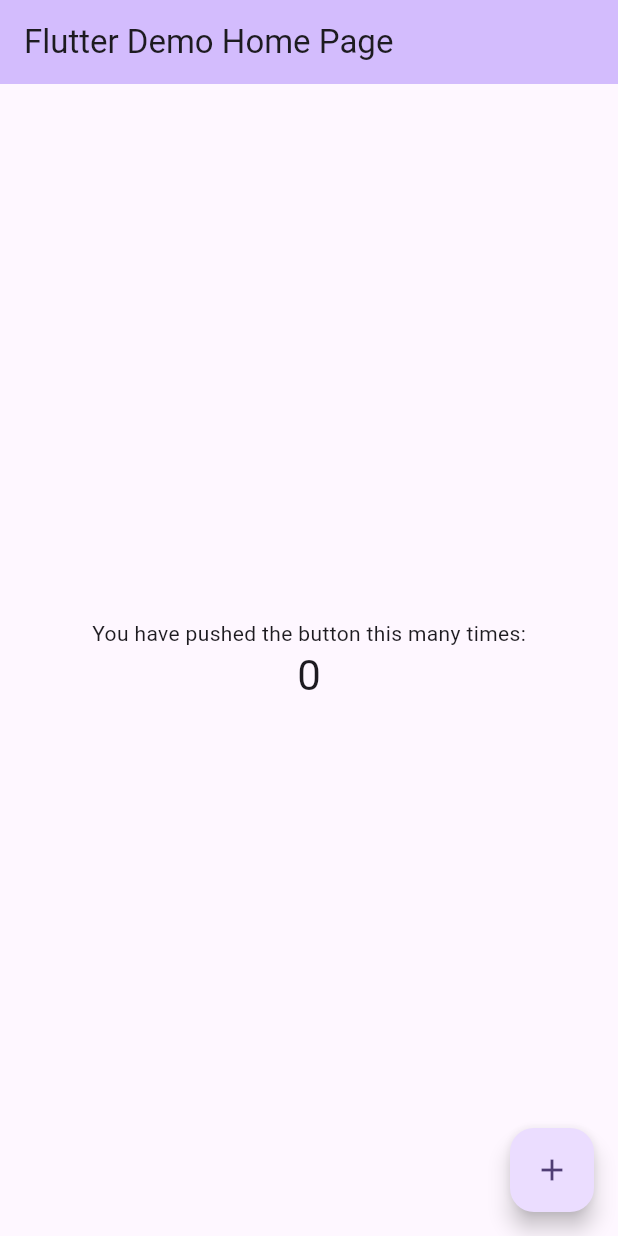
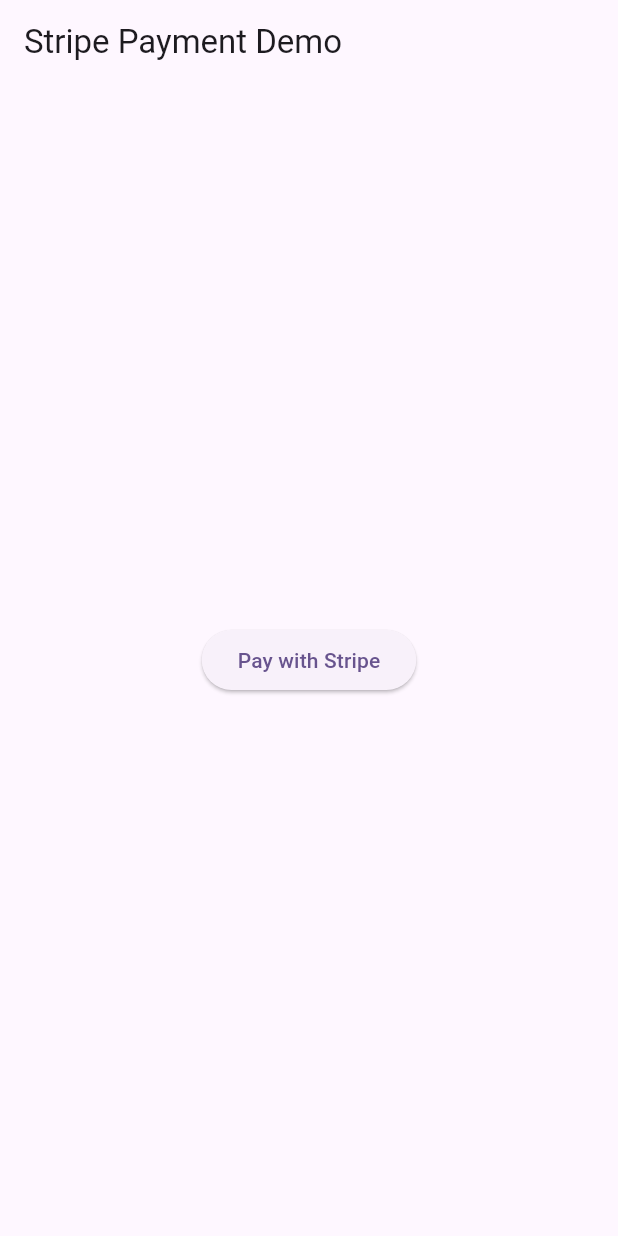
Before and after one commit to NimeshPiyumantha/Flutter_Stripe, a Flutter app: the screen it shows after launch, on a phone screen of 412 x 824 dp. Run offline on Flutter 3.47's test engine with Material 3 defaults, Android fonts, the phone set to English and light mode, and no system bars; our stand-ins replace dio, flutter_dotenv; missing offline and left inert: flutter_stripe.

Commit message:
Add Strips configuration and makePayment()

```diff
--- a/lib/main.dart
+++ b/lib/main.dart
@@ -1,6 +1,9 @@
 import 'package:flutter/material.dart';
+import 'package:flutter_dotenv/flutter_dotenv.dart';
+import 'package:flutter_stripe/flutter_stripe.dart';
+import 'package:test_app/services/stripe_service.dart';
 
-void main() {
+Future<void> main() async {
   runApp(const MyApp());
 }
 
@@ -13,113 +16,42 @@ class MyApp extends StatelessWidget {
     return MaterialApp(
       title: 'Flutter Demo',
       theme: ThemeData(
-        // This is the theme of your application.
-        //
-        // TRY THIS: Try running your application with "flutter run". You'll see
-        // the application has a purple toolbar. Then, without quitting the app,
-        // try changing the seedColor in the colorScheme below to Colors.green
-        // and then invoke "hot reload" (save your changes or press the "hot
-        // reload" button in a Flutter-supported IDE, or press "r" if you used
-        // the command line to start the app).
-        //
-        // Notice that the counter didn't reset back to zero; the application
-        // state is not lost during the reload. To reset the state, use hot
-        // restart instead.
-        //
-        // This works for code too, not just values: Most code changes can be
-        // tested with just a hot reload.
         colorScheme: ColorScheme.fromSeed(seedColor: Colors.deepPurple),
         useMaterial3: true,
       ),
-      home: const MyHomePage(title: 'Flutter Demo Home Page'),
+      home: const MyHomePage(),
     );
   }
 }
 
 class MyHomePage extends StatefulWidget {
-  const MyHomePage({super.key, required this.title});
-
-  // This widget is the home page of your application. It is stateful, meaning
-  // that it has a State object (defined below) that contains fields that affect
-  // how it looks.
-
-  // This class is the configuration for the state. It holds the values (in this
-  // case the title) provided by the parent (in this case the App widget) and
-  // used by the build method of the State. Fields in a Widget subclass are
-  // always marked "final".
-
-  final String title;
+  const MyHomePage({super.key});
 
   @override
   State<MyHomePage> createState() => _MyHomePageState();
 }
 
 class _MyHomePageState extends State<MyHomePage> {
-  int _counter = 0;
-
-  void _incrementCounter() {
-    setState(() {
-      // This call to setState tells the Flutter framework that something has
-      // changed in this State, which causes it to rerun the build method below
-      // so that the display can reflect the updated values. If we changed
-      // _counter without calling setState(), then the build method would not be
-      // called again, and so nothing would appear to happen.
-      _counter++;
-    });
-  }
-
   @override
   Widget build(BuildContext context) {
-    // This method is rerun every time setState is called, for instance as done
-    // by the _incrementCounter method above.
-    //
-    // The Flutter framework has been optimized to make rerunning build methods
-    // fast, so that you can just rebuild anything that needs updating rather
-    // than having to individually change instances of widgets.
     return Scaffold(
       appBar: AppBar(
-        // TRY THIS: Try changing the color here to a specific color (to
-        // Colors.amber, perhaps?) and trigger a hot reload to see the AppBar
-        // change color while the other colors stay the same.
-        backgroundColor: Theme.of(context).colorScheme.inversePrimary,
-        // Here we take the value from the MyHomePage object that was created by
-        // the App.build method, and use it to set our appbar title.
-        title: Text(widget.title),
+        title: const Text('Stripe Payment Demo'),
       ),
       body: Center(
-        // Center is a layout widget. It takes a single child and positions it
-        // in the middle of the parent.
         child: Column(
-          // Column is also a layout widget. It takes a list of children and
-          // arranges them vertically. By default, it sizes itself to fit its
-          // children horizontally, and tries to be as tall as its parent.
-          //
-          // Column has various properties to control how it sizes itself and
-          // how it positions its children. Here we use mainAxisAlignment to
-          // center the children vertically; the main axis here is the vertical
-          // axis because Columns are vertical (the cross axis would be
-          // horizontal).
-          //
-          // TRY THIS: Invoke "debug painting" (choose the "Toggle Debug Paint"
-          // action in the IDE, or press "p" in the console), to see the
-          // wireframe for each widget.
           mainAxisAlignment: MainAxisAlignment.center,
           children: <Widget>[
-            const Text(
-              'You have pushed the button this many times:',
-            ),
-            Text(
-              '$_counter',
-              style: Theme.of(context).textTheme.headlineMedium,
+            ElevatedButton(
+              onPressed: () {
+                // Add your Stripe Payment code here
+                StripeService.instance.makePayment();
+              },
+              child: const Text('Pay with Stripe'),
             ),
           ],
         ),
       ),
-      floatingActionButton: FloatingActionButton(
-        onPressed: _incrementCounter,
-        tooltip: 'Increment',
-        child: const Icon(Icons.add),
-      ), // This trailing comma makes auto-formatting nicer for build methods.
     );
   }
 }
--- a/pubspec.yaml
+++ b/pubspec.yaml
@@ -35,7 +35,9 @@ dependencies:
   # The following adds the Cupertino Icons font to your application.
   # Use with the CupertinoIcons class for iOS style icons.
   cupertino_icons: ^1.0.6
-  flutter_stripe: ^11.0.0
+  flutter_stripe: ^10.1.1
+  flutter_dotenv: ^5.0.2
+  dio: ^5.5.0+1
 
 dev_dependencies:
   flutter_test:
```
Also changed, not shown: lib/services/stripe_service.dart (added, +51 -0 lines), pubspec.lock, 8 other files.
